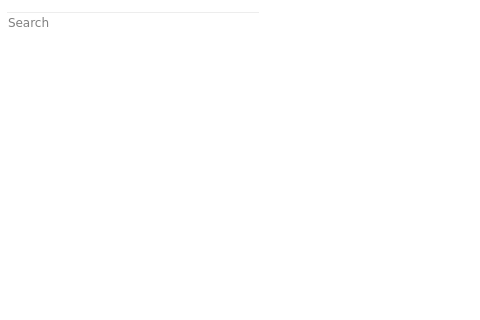
Old version of the form monstermanual.ui in the repository Carifio24/DMCompanion; both pictures show x 0 to 480 and y 0 to 320 of the 1005 by 925 pixel window.
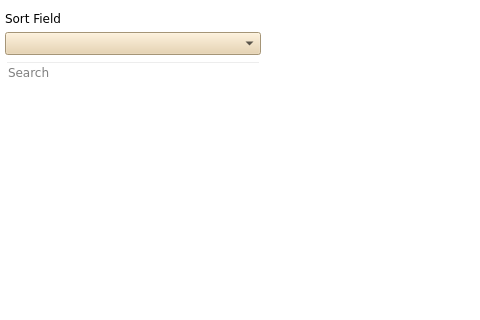
New version of the form.

Commit message: Added MonsterSortField, and a sorting QComboBox and sort function in MonsterManual. Need to build on Thinkpad and test.

```diff
--- a/monstermanual.ui
+++ b/monstermanual.ui
@@ -35,10 +35,28 @@
     <number>5</number>
    </property>
    <item>
-    <layout class="QVBoxLayout" name="leftLayout" stretch="3,7">
+    <layout class="QVBoxLayout" name="leftLayout" stretch="0,3,7">
      <property name="spacing">
       <number>6</number>
      </property>
+     <item>
+      <layout class="QVBoxLayout" name="sortLayout">
+       <item>
+        <widget class="QLabel" name="sortLabel">
+         <property name="text">
+          <string>Sort Field</string>
+         </property>
+        </widget>
+       </item>
+       <item>
+        <widget class="QComboBox" name="sortComboBox">
+         <property name="styleSheet">
+          <string notr="true">background-color : rgb(231,208,166)</string>
+         </property>
+        </widget>
+       </item>
+      </layout>
+     </item>
      <item>
       <widget class="QLineEdit" name="searchBar">
        <property name="font">
```
Left out of the diff: 2 changed lines with no effect on the pictures. The commit also changes 7 other files.
